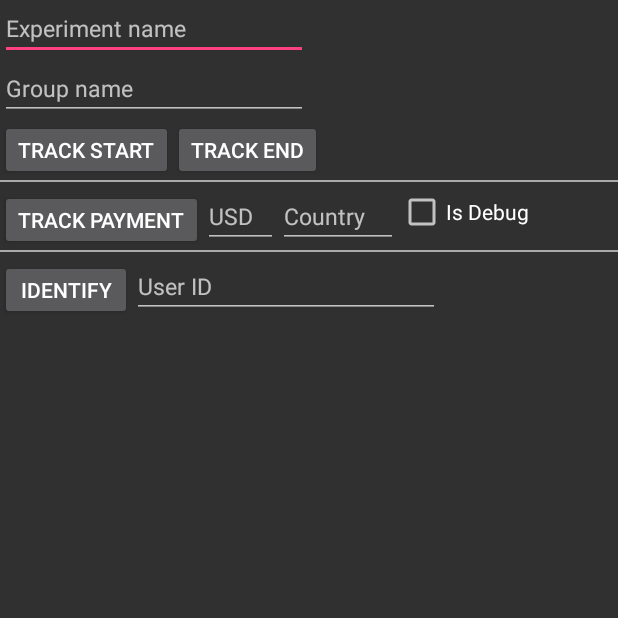
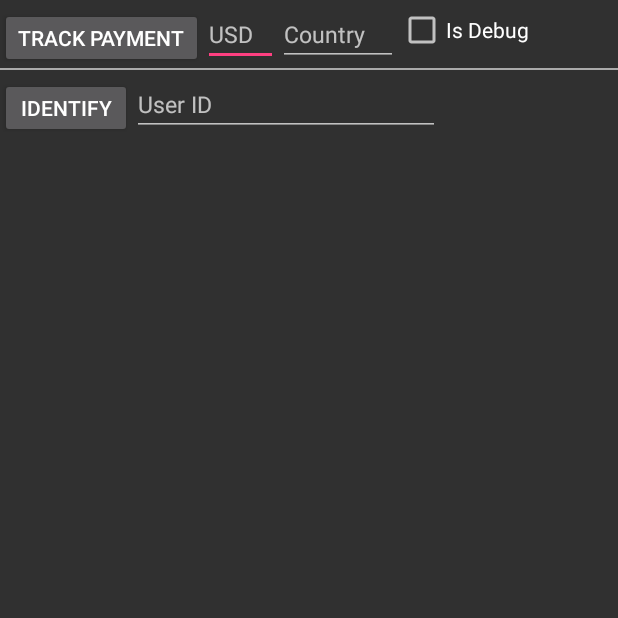
Before and after one commit to appmetr/appmetr-android, an Android app: the CasesTabActivity screen opened directly, with no data from a screen before it, on a phone screen of 412 x 824 dp, the top half of it. Run offline under Robolectric (Android 15) with nearby library versions, the phone set to English and light mode, and no system bars.

```diff
--- a/appmetr/build.gradle
+++ b/appmetr/build.gradle
@@ -7,8 +7,8 @@ android {
     defaultConfig {
         minSdkVersion 14
         targetSdkVersion 28
-        versionCode 11600
-        versionName "1.16.0"
+        versionCode 11700
+        versionName "1.17.0"
     }
     buildTypes {
         release {
@@ -25,7 +25,7 @@ android {
 dependencies {
     implementation fileTree(dir: 'libs', include: ['*.jar'])
     implementation 'com.google.android.gms:play-services-ads-identifier:17.0.0'
-    implementation 'com.android.installreferrer:installreferrer:1.0'
+    implementation 'com.android.installreferrer:installreferrer:1.1'
 }
 
 task clearLibraryJar(type: Delete) {
--- a/appmetr/src/main/java/com/appmetr/android/internal/Murmur3with128bit.java
+++ b/appmetr/src/main/java/com/appmetr/android/internal/Murmur3with128bit.java
@@ -13,7 +13,7 @@ import java.nio.charset.Charset;
  *
  * Source:
  * https://github.com/aappleby/smhasher/blob/master/src/MurmurHash3.cpp
- * (This is minified version of 128bit implementation )
+ * (This is minified version of 128bit implementation)
  */
 
 public final class Murmur3with128bit {
--- a/demo/build.gradle
+++ b/demo/build.gradle
@@ -7,8 +7,8 @@ android {
         applicationId "com.appmetr.android.demo"
         minSdkVersion 14
         targetSdkVersion 28
-        versionCode 11600
-        versionName "1.16.0"
+        versionCode 11700
+        versionName "1.17.0"
     }
     buildTypes {
         release {
@@ -21,5 +21,5 @@ android {
 dependencies {
     implementation project(":appmetr")
     implementation fileTree(dir: 'libs', include: ['*.jar'])
-    implementation 'androidx.appcompat:appcompat:1.0.2'
+    implementation 'androidx.appcompat:appcompat:1.1.0'
 }
--- a/demo/src/main/res/layout/cases.xml
+++ b/demo/src/main/res/layout/cases.xml
@@ -4,44 +4,6 @@
                 android:orientation="vertical"
                 android:layout_width="match_parent"
                 android:layout_height="match_parent">
-
-    <EditText
-            android:id="@+id/editExperimentName"
-            android:layout_width="205dp"
-            android:layout_height="40dp"
-            android:textSize="15dp"
-            android:hint="@string/cases_tab_hint_experiment_name"
-            />
-    <EditText
-            android:id="@+id/editGroupName"
-            android:layout_width="205dp"
-            android:layout_height="40dp"
-            android:textSize="15dp"
-            android:layout_below="@id/editExperimentName"
-            android:hint="@string/cases_tab_hint_group_name"
-            />
-    <Button
-            android:id="@+id/buttonTrackStart"
-            android:layout_width="wrap_content"
-            android:layout_height="40dp"
-            android:text="@string/cases_tab_button_track_experiment_start"
-            android:layout_below="@id/editGroupName"
-            />
-
-    <Button
-            android:id="@+id/buttonTrackEnd"
-            android:layout_width="wrap_content"
-            android:layout_height="40dp"
-            android:text="@string/cases_tab_button_track_experiment_end"
-            android:layout_below="@id/editGroupName"
-            android:layout_toRightOf="@id/buttonTrackStart"
-            />
-    <View
-            android:id="@+id/abDelimiter"
-            android:layout_width="fill_parent"
-            android:layout_height="1dp"
-            android:background="@android:color/darker_gray"
-            android:layout_below="@id/buttonTrackEnd"
             />
 
     <Button
@@ -50,7 +12,6 @@
             android:layout_height="40dp"
             android:layout_marginTop="5dp"
             android:text="@string/cases_tab_button_track_payment"
-            android:layout_below="@id/abDelimiter"
             />
     <EditText
             android:id="@+id/editPaymentUSD"
@@ -58,7 +19,6 @@
             android:layout_height="40dp"
             android:textSize="15dp"
             android:layout_marginTop="4dp"
-            android:layout_below="@id/abDelimiter"
             android:layout_toRightOf="@id/buttonTrackPayment"
             android:hint="@string/cases_tab_hint_payment_usd"
             />
@@ -68,7 +28,6 @@
             android:layout_height="40dp"
             android:textSize="15dp"
             android:layout_marginTop="4dp"
-            android:layout_below="@id/abDelimiter"
             android:layout_toRightOf="@id/editPaymentUSD"
             android:hint="@string/cases_tab_hint_payment_country"
             />
@@ -76,7 +35,6 @@
             android:id="@+id/checkPaymentIsSandbox"
             android:layout_width="100dp"
             android:layout_height="40dp"
-            android:layout_below="@id/abDelimiter"
             android:layout_toRightOf="@id/editPaymentCountry"
             android:text="@string/cases_tab_hint_payment_is_sandbox"
             />
--- a/dummy/build.gradle
+++ b/dummy/build.gradle
@@ -29,5 +29,5 @@ dependencies {
     androidTestImplementation('com.android.support.test.espresso:espresso-core:2.2.2', {
         exclude group: 'com.android.support', module: 'support-annotations'
     })
-    implementation 'androidx.appcompat:appcompat:1.0.2'
+    implementation 'androidx.appcompat:appcompat:1.1.0'
 }
```
